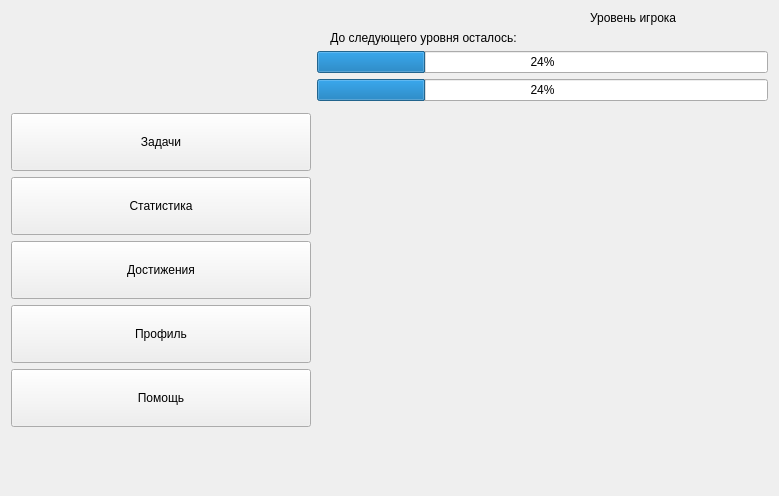
Above: mainwidget.ui from Unisbern/RPG_planner before the change. Below: the same form after it.
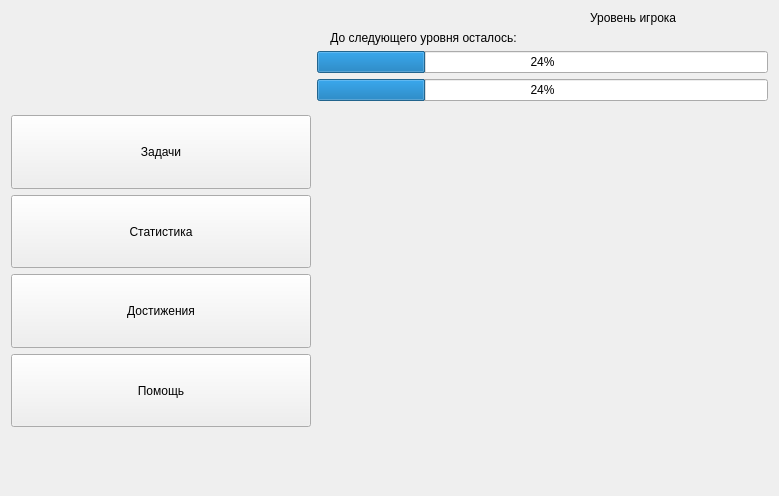
That is the form after the change. Icons and pictures are not drawn.

Patch:
```diff
--- a/mainwidget.ui
+++ b/mainwidget.ui
@@ -55,7 +55,7 @@
       <layout class="QVBoxLayout" name="spaceWidget"/>
      </item>
      <item row="4" column="0">
-      <layout class="QVBoxLayout" name="verticalLayout" stretch="1,9,9,9,9,9,0">
+      <layout class="QVBoxLayout" name="verticalLayout" stretch="1,9,9,9,9,0">
        <item>
         <spacer name="verticalSpacer_2">
          <property name="orientation">
@@ -108,19 +108,6 @@
          </property>
         </widget>
        </item>
-       <item>
-        <widget class="QPushButton" name="buttonProflie">
-         <property name="sizePolicy">
-          <sizepolicy hsizetype="Minimum" vsizetype="Preferred">
-           <horstretch>0</horstretch>
-           <verstretch>0</verstretch>
-          </sizepolicy>
-         </property>
-         <property name="text">
-          <string>Профиль</string>
-         </property>
-        </widget>
-       </item>
        <item>
         <widget class="QPushButton" name="buttonHelp">
          <property name="sizePolicy">
```
